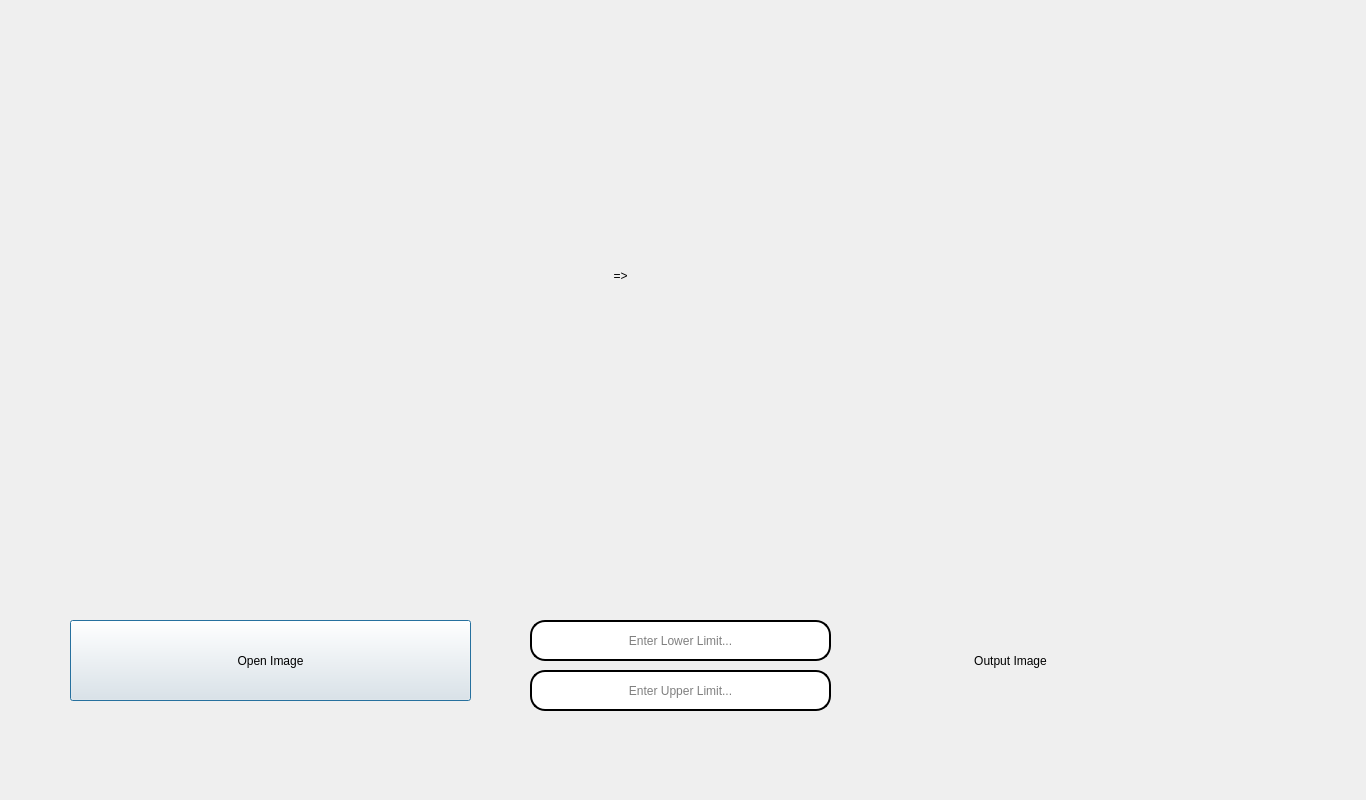
Above: All_Project_Files/Final_Project_Files/Thresholding_Without_Background.ui from Haleshot/Image_Processing before the change. Below: the same form after it.
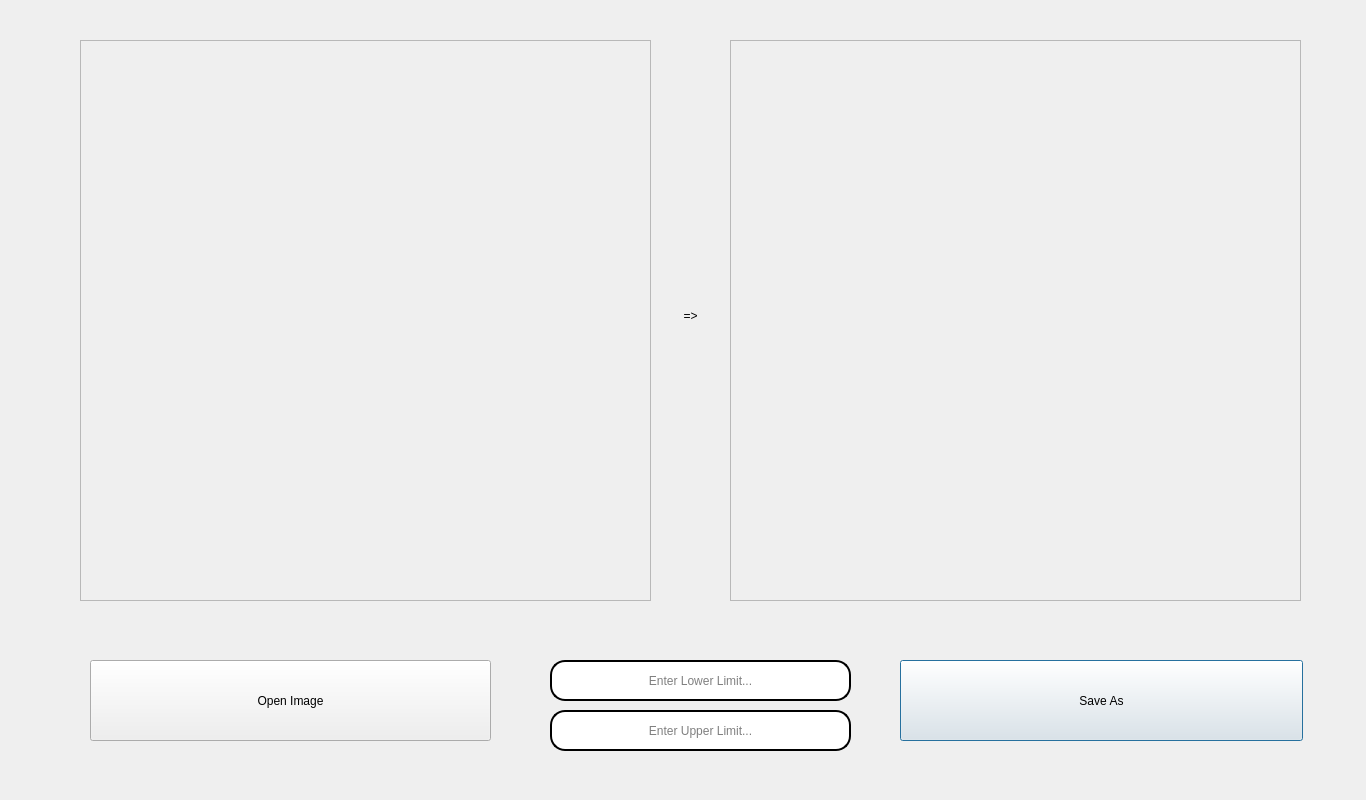
That is the form after the change.

Patch:
```diff
--- a/All_Project_Files/Final_Project_Files/Thresholding_Without_Background.ui
+++ b/All_Project_Files/Final_Project_Files/Thresholding_Without_Background.ui
@@ -13,43 +13,150 @@
   <property name="windowTitle">
    <string>Dialog</string>
   </property>
-  <widget class="QPushButton" name="Open_Image_Button">
+  <widget class="QScrollArea" name="scrollArea_2">
    <property name="geometry">
     <rect>
-     <x>70</x>
-     <y>620</y>
-     <width>401</width>
+     <x>730</x>
+     <y>40</y>
+     <width>571</width>
+     <height>561</height>
+    </rect>
+   </property>
+   <property name="widgetResizable">
+    <bool>true</bool>
+   </property>
+   <widget class="QWidget" name="scrollAreaWidgetContents_2">
+    <property name="geometry">
+     <rect>
+      <x>0</x>
+      <y>0</y>
+      <width>569</width>
+      <height>559</height>
+     </rect>
+    </property>
+    <widget class="QLabel" name="label_2">
+     <property name="geometry">
+      <rect>
+       <x>10</x>
+       <y>20</y>
+       <width>571</width>
+       <height>561</height>
+      </rect>
+     </property>
+     <property name="text">
+      <string/>
+     </property>
+    </widget>
+   </widget>
+  </widget>
+  <widget class="QScrollArea" name="scrollArea">
+   <property name="geometry">
+    <rect>
+     <x>80</x>
+     <y>40</y>
+     <width>571</width>
+     <height>561</height>
+    </rect>
+   </property>
+   <property name="widgetResizable">
+    <bool>true</bool>
+   </property>
+   <widget class="QWidget" name="scrollAreaWidgetContents">
+    <property name="geometry">
+     <rect>
+      <x>0</x>
+      <y>0</y>
+      <width>569</width>
+      <height>559</height>
+     </rect>
+    </property>
+    <widget class="QLabel" name="label">
+     <property name="geometry">
+      <rect>
+       <x>10</x>
+       <y>20</y>
+       <width>571</width>
+       <height>561</height>
+      </rect>
+     </property>
+     <property name="text">
+      <string/>
+     </property>
+    </widget>
+   </widget>
+  </widget>
+  <widget class="QPushButton" name="Save_As">
+   <property name="geometry">
+    <rect>
+     <x>900</x>
+     <y>660</y>
+     <width>403</width>
      <height>81</height>
     </rect>
    </property>
    <property name="text">
-    <string>Open Image</string>
+    <string>Save As</string>
    </property>
   </widget>
-  <widget class="QLabel" name="label_4">
+  <widget class="QLineEdit" name="lineEdit_2">
    <property name="geometry">
     <rect>
-     <x>870</x>
-     <y>640</y>
-     <width>281</width>
+     <x>550</x>
+     <y>710</y>
+     <width>301</width>
      <height>41</height>
     </rect>
    </property>
    <property name="styleSheet">
-    <string notr="true">font: 16pt &quot;MS Shell Dlg 2&quot;;</string>
+    <string notr="true">border: 12px  solid rgb(0, 0, 0);
+border-width: 2px;
+font: 11.5pt &quot;MS Shell Dlg 2&quot;;
+border-radius: 15px;
+padding-left:20px;
+padding-right:20px;</string>
    </property>
    <property name="text">
-    <string>Output Image</string>
+    <string/>
    </property>
    <property name="alignment">
     <set>Qt::AlignCenter</set>
+   </property>
+   <property name="placeholderText">
+    <string>Enter Upper Limit...</string>
+   </property>
+  </widget>
+  <widget class="QLineEdit" name="lineEdit">
+   <property name="geometry">
+    <rect>
+     <x>550</x>
+     <y>660</y>
+     <width>301</width>
+     <height>41</height>
+    </rect>
+   </property>
+   <property name="styleSheet">
+    <string notr="true">border: 12px  solid rgb(0, 0, 0);
+border-width: 2px;
+font: 11.5pt &quot;MS Shell Dlg 2&quot;;
+border-radius: 15px;
+padding-left:20px;
+padding-right:20px;</string>
+   </property>
+   <property name="text">
+    <string/>
+   </property>
+   <property name="alignment">
+    <set>Qt::AlignCenter</set>
+   </property>
+   <property name="placeholderText">
+    <string>Enter Lower Limit...</string>
    </property>
   </widget>
   <widget class="QLabel" name="label_3">
    <property name="geometry">
     <rect>
-     <x>590</x>
-     <y>260</y>
+     <x>660</x>
+     <y>300</y>
      <width>61</width>
      <height>31</height>
     </rect>
@@ -64,70 +171,11 @@
     <set>Qt::AlignCenter</set>
    </property>
   </widget>
-  <widget class="QLineEdit" name="lineEdit">
-   <property name="geometry">
-    <rect>
-     <x>530</x>
-     <y>620</y>
-     <width>301</width>
-     <height>41</height>
-    </rect>
-   </property>
-   <property name="styleSheet">
-    <string notr="true">border: 12px  solid rgb(0, 0, 0);
-border-width: 2px;
-font: 11.5pt &quot;MS Shell Dlg 2&quot;;
-border-radius: 15px;
-padding-left:20px;
-padding-right:20px;</string>
-   </property>
-   <property name="text">
-    <string/>
-   </property>
-   <property name="alignment">
-    <set>Qt::AlignCenter</set>
-   </property>
-   <property name="placeholderText">
-    <string>Enter Lower Limit...</string>
-   </property>
-  </widget>
-  <widget class="QLabel" name="label_2">
-   <property name="geometry">
-    <rect>
-     <x>690</x>
-     <y>20</y>
-     <width>571</width>
-     <height>561</height>
-    </rect>
-   </property>
-   <property name="text">
-    <string/>
-   </property>
-   <property name="alignment">
-    <set>Qt::AlignCenter</set>
-   </property>
-  </widget>
-  <widget class="QLabel" name="label">
-   <property name="geometry">
-    <rect>
-     <x>10</x>
-     <y>20</y>
-     <width>571</width>
-     <height>561</height>
-    </rect>
-   </property>
-   <property name="text">
-    <string/>
-   </property>
-   <property name="alignment">
-    <set>Qt::AlignCenter</set>
-   </property>
-  </widget>
   <widget class="QLabel" name="label_5">
    <property name="geometry">
     <rect>
-     <x>410</x>
-     <y>730</y>
+     <x>400</x>
+     <y>740</y>
      <width>581</width>
      <height>41</height>
     </rect>
@@ -138,32 +186,21 @@
    <property name="text">
     <string/>
    </property>
+   <property name="alignment">
+    <set>Qt::AlignCenter</set>
+   </property>
   </widget>
-  <widget class="QLineEdit" name="lineEdit_2">
+  <widget class="QPushButton" name="Open_Image_Button">
    <property name="geometry">
     <rect>
-     <x>530</x>
-     <y>670</y>
-     <width>301</width>
-     <height>41</height>
+     <x>90</x>
+     <y>660</y>
+     <width>401</width>
+     <height>81</height>
     </rect>
    </property>
-   <property name="styleSheet">
-    <string notr="true">border: 12px  solid rgb(0, 0, 0);
-border-width: 2px;
-font: 11.5pt &quot;MS Shell Dlg 2&quot;;
-border-radius: 15px;
-padding-left:20px;
-padding-right:20px;</string>
-   </property>
    <property name="text">
-    <string/>
-   </property>
-   <property name="alignment">
-    <set>Qt::AlignCenter</set>
-   </property>
-   <property name="placeholderText">
-    <string>Enter Upper Limit...</string>
+    <string>Open Image</string>
    </property>
   </widget>
  </widget>
```
